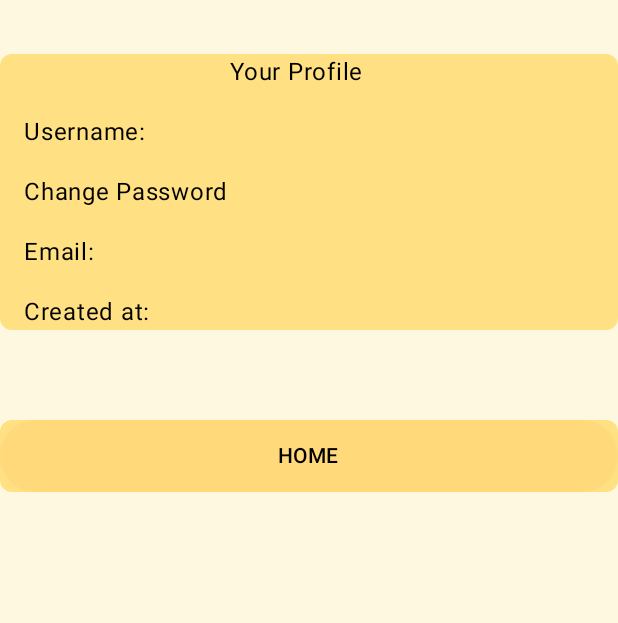
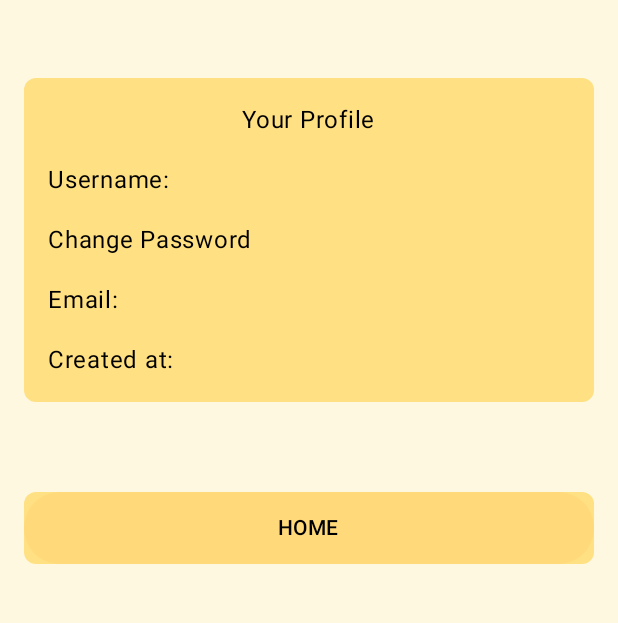
Before and after one commit to tjklint/habIT, an Android app built with Jetpack Compose: the ProfileScreen screen opened through its navigation route, on a phone screen of 412 x 824 dp, the part 96-719 px from its top. Run offline under Robolectric (Android 15) with nearby library versions, the phone set to English and light mode, and no system bars; our stand-ins replace Firebase (no records; nobody signed in at launch, a user with empty details on screens opened directly); Roboto replaces fonts that are not available here.

Commit message:
Fixed up profile screen.

```diff
--- a/app/src/main/java/com/example/habitai/ProfileScreen.kt
+++ b/app/src/main/java/com/example/habitai/ProfileScreen.kt
@@ -52,11 +52,11 @@ fun ProfileScreen() {
                     )
                 }
             },
-            colors = TopAppBarDefaults.smallTopAppBarColors(containerColor = Color(0xFFF5A234)), // Customize the color
+            colors = TopAppBarDefaults.smallTopAppBarColors(containerColor = Color(0xFFF5A234)),
             modifier = Modifier.fillMaxWidth()
         )
         Column(
-            modifier = Modifier.fillMaxSize(),
+            modifier = Modifier.fillMaxSize().padding(16.dp),
         ) {
 
 
@@ -70,8 +70,7 @@ fun ProfileScreen() {
                         Color(0xFFFFE082),
                         shape = RoundedCornerShape(8.dp)
                     )
-                    .padding(horizontal = 16.dp)
-                    .padding(end = 16.dp),
+                    .padding(16.dp),
                 verticalArrangement = Arrangement.spacedBy(16.dp)
 
             ) {
```
